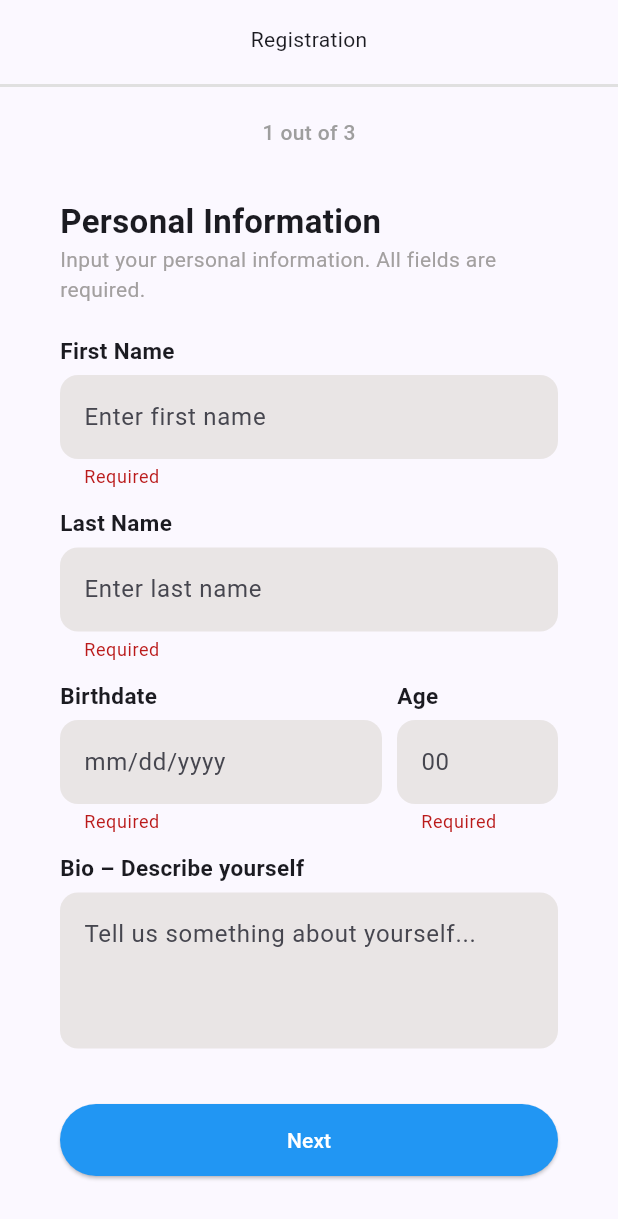
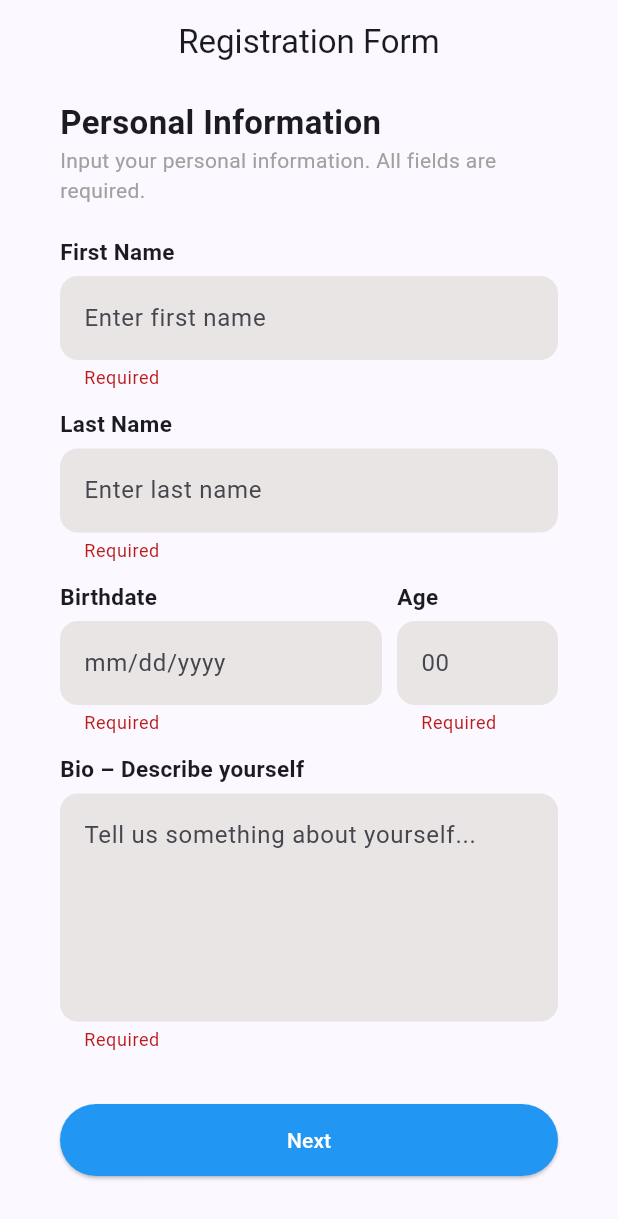
Before and after one commit to sundayknight98/registration_form, a Flutter app: the screen it shows after launch, after a tap on "Next", on a phone screen of 412 x 824 dp. Shown: the top 1219 px of the screen. Run offline on Flutter 3.47's test engine with Material 3 defaults, Android fonts, the phone set to English and light mode, and no system bars.

Commit message:
Add files via upload

```diff
--- a/lib/screens/personal_info_tab.dart
+++ b/lib/screens/personal_info_tab.dart
@@ -2,6 +2,7 @@
 import '../widgets/navigation_buttons.dart';
 import '../widgets/section_header.dart';
 import '../widgets/form_fields/labeled_input_field.dart';
+import 'package:flutter/services.dart';
 
 class PersonalInfoTab extends StatefulWidget {
   final GlobalKey<FormState> formKey;
@@ -33,12 +34,12 @@
     return Scaffold(
       body: SafeArea(
         child: SingleChildScrollView(
-          padding: const EdgeInsets.symmetric(horizontal: 40, vertical: 20),
+          padding: const EdgeInsets.symmetric(horizontal: 40, vertical: 10),
           child: Form(
             key: widget.formKey,
             child: Column(
               crossAxisAlignment: CrossAxisAlignment.start,
-              mainAxisSize: MainAxisSize.min, // prevent flex errors
+              mainAxisSize: MainAxisSize.min,
               children: [
                 const SectionHeader(
                   title: 'Personal Information',
@@ -129,6 +130,10 @@
                         controller: widget.ageController,
                         hint: '00',
                         inputType: TextInputType.number,
+                        inputFormatters: [
+                          LengthLimitingTextInputFormatter(2),
+                          FilteringTextInputFormatter.digitsOnly,
+                        ],
                       ),
                     ),
                   ],
@@ -138,7 +143,7 @@
                   label: 'Bio – Describe yourself',
                   controller: widget.bioController,
                   hint: 'Tell us something about yourself...',
-                  maxLines: 3,
+                  maxLines: 5,
                 ),
               ],
             ),
--- a/lib/screens/registration_form.dart
+++ b/lib/screens/registration_form.dart
@@ -11,133 +11,98 @@
 }
 
 class _RegistrationFormState extends State<RegistrationForm> {
-  int _currentStep = 0;
+  int _currentTabIndex = 0;
 
-  final _formKey1 = GlobalKey<FormState>();
-  final _formKey2 = GlobalKey<FormState>();
+  // Controllers
+  final _personalInfoFormKey = GlobalKey<FormState>();
+  final _credentialsFormKey = GlobalKey<FormState>();
 
-  final _firstNameController = TextEditingController();
-  final _lastNameController = TextEditingController();
-  final _birthdateController = TextEditingController();
-  final _ageController = TextEditingController();
-  final _bioController = TextEditingController();
-  final _emailController = TextEditingController();
-  final _passwordController = TextEditingController();
-  final _confirmPasswordController = TextEditingController();
+  final TextEditingController firstNameController = TextEditingController();
+  final TextEditingController lastNameController = TextEditingController();
+  final TextEditingController birthdateController = TextEditingController();
+  final TextEditingController ageController = TextEditingController();
+  final TextEditingController bioController = TextEditingController();
+  final TextEditingController emailController = TextEditingController();
+  final TextEditingController passwordController = TextEditingController();
+  final TextEditingController confirmPasswordController =
+      TextEditingController();
 
-  void _nextStep() {
-    if (_currentStep == 0 && !_formKey1.currentState!.validate()) return;
-    if (_currentStep == 1 && !_formKey2.currentState!.validate()) return;
-
-    if (_currentStep < 2) {
-      setState(() => _currentStep++);
+  void _goToNextTab() {
+    if (_currentTabIndex == 0 &&
+        _personalInfoFormKey.currentState!.validate()) {
+      setState(() => _currentTabIndex = 1);
+    } else if (_currentTabIndex == 1 &&
+        _credentialsFormKey.currentState!.validate()) {
+      setState(() => _currentTabIndex = 2);
     }
   }
 
-  void _backStep() {
-    if (_currentStep > 0) {
-      setState(() => _currentStep--);
+  void _goToPreviousTab() {
+    if (_currentTabIndex > 0) {
+      setState(() => _currentTabIndex--);
     }
-  }
-
-  void _submitForm() {
-    showDialog(
-      context: context,
-      builder: (_) => AlertDialog(
-        title: const Text('Registration Submitted'),
-        content: const Text(
-          'Your information has been submitted successfully.',
-        ),
-        actions: [
-          TextButton(
-            onPressed: () => Navigator.pop(context),
-            child: const Text('OK'),
-          ),
-        ],
-      ),
-    );
-  }
-
-  Widget _buildProgressIndicator() {
-    return Column(
-      children: [
-        const Text("Registration", style: TextStyle(fontSize: 14)),
-        const SizedBox(height: 20),
-        Container(
-          height: 2,
-          color: Colors.grey.shade300,
-          width: double.infinity,
-        ),
-        const SizedBox(height: 20),
-        Center(
-          child: Text(
-            "${_currentStep + 1} out of 3",
-            style: const TextStyle(
-              fontSize: 14,
-              fontWeight: FontWeight.w500,
-              color: Colors.grey,
-            ),
-          ),
-        ),
-        const SizedBox(height: 10),
-      ],
-    );
   }
 
   @override
   Widget build(BuildContext context) {
     Widget currentTab;
 
-    switch (_currentStep) {
+    switch (_currentTabIndex) {
       case 0:
         currentTab = PersonalInfoTab(
-          formKey: _formKey1,
-          firstNameController: _firstNameController,
-          lastNameController: _lastNameController,
-          birthdateController: _birthdateController,
-          ageController: _ageController,
-          bioController: _bioController,
-          onNext: _nextStep,
+          formKey: _personalInfoFormKey,
+          firstNameController: firstNameController,
+          lastNameController: lastNameController,
+          birthdateController: birthdateController,
+          ageController: ageController,
+          bioController: bioController,
+          onNext: _goToNextTab,
         );
         break;
+
       case 1:
         currentTab = CredentialsTab(
-          formKey: _formKey2,
-          emailController: _emailController,
-          passwordController: _passwordController,
-          confirmPasswordController: _confirmPasswordController,
-          onBack: _backStep,
-          onNext: _nextStep,
+          formKey: _credentialsFormKey,
+          emailController: emailController,
+          passwordController: passwordController,
+          confirmPasswordController: confirmPasswordController,
+          onNext: _goToNextTab,
+          onBack: _goToPreviousTab,
         );
         break;
+
       case 2:
         currentTab = ReviewTab(
-          firstName: _firstNameController.text,
-          lastName: _lastNameController.text,
-          birthdate: _birthdateController.text,
-          age: _ageController.text,
-          bio: _bioController.text,
-          email: _emailController.text,
-          password: _passwordController.text,
-          onBack: _backStep,
-          onSubmit: _submitForm,
+          firstName: firstNameController.text,
+          lastName: lastNameController.text,
+          birthdate: birthdateController.text,
+          age: ageController.text,
+          bio: bioController.text,
+          email: emailController.text,
+          onBack: _goToPreviousTab,
         );
         break;
+
       default:
-        currentTab = const SizedBox();
+        currentTab = const Center(child: Text("Unknown tab"));
     }
 
     return Scaffold(
-      body: SafeArea(
-        child: Column(
-          children: [
-            const SizedBox(height: 16),
-            _buildProgressIndicator(),
-            const SizedBox(height: 4),
-            Expanded(child: currentTab),
-          ],
-        ),
-      ),
+      appBar: AppBar(title: const Text('Registration Form'), centerTitle: true),
+      body: currentTab,
     );
   }
+
+  @override
+  void dispose() {
+    firstNameController.dispose();
+    lastNameController.dispose();
+    birthdateController.dispose();
+    ageController.dispose();
+    bioController.dispose();
+    emailController.dispose();
+    passwordController.dispose();
+    confirmPasswordController.dispose();
+    super.dispose();
+  }
 }
--- a/lib/widgets/form_fields/labeled_input_field.dart
+++ b/lib/widgets/form_fields/labeled_input_field.dart
@@ -1,19 +1,22 @@
 import 'package:flutter/material.dart';
+import 'package:flutter/services.dart'; // Required for input formatters
 
 class LabeledInputField extends StatelessWidget {
   final String label;
+  final String hint;
   final TextEditingController controller;
-  final String? hint;
   final int maxLines;
   final TextInputType inputType;
+  final List<TextInputFormatter>? inputFormatters; // <-- Added support
 
   const LabeledInputField({
     super.key,
     required this.label,
+    required this.hint,
     required this.controller,
-    this.hint,
     this.maxLines = 1,
     this.inputType = TextInputType.text,
+    this.inputFormatters,
   });
 
   @override
@@ -28,8 +31,9 @@
         const SizedBox(height: 6),
         TextFormField(
           controller: controller,
+          keyboardType: inputType,
           maxLines: maxLines,
-          keyboardType: inputType,
+          inputFormatters: inputFormatters, // <-- Applied here
           decoration: InputDecoration(
             hintText: hint,
             filled: true,
--- a/lib/widgets/navigation_buttons.dart
+++ b/lib/widgets/navigation_buttons.dart
@@ -4,12 +4,13 @@
   final VoidCallback? onBack;
   final VoidCallback onNext;
   final bool isFirstTab;
-
+  final String nextLabel;
   const NavigationButtons({
     super.key,
     this.onBack,
     required this.onNext,
     this.isFirstTab = false,
+    this.nextLabel = 'Next',
   });
 
   @override
@@ -19,6 +20,7 @@
       child: Row(
         mainAxisAlignment: MainAxisAlignment.spaceBetween,
         children: [
+          // Show "Back" button only if not first tab
           if (!isFirstTab)
             Expanded(
               child: ElevatedButton(
@@ -35,6 +37,8 @@
               ),
             ),
           if (!isFirstTab) const SizedBox(width: 10),
+
+          // "Next" or "Continue" button
           Expanded(
             child: ElevatedButton(
               onPressed: onNext,
@@ -46,7 +50,7 @@
                   borderRadius: BorderRadius.circular(30),
                 ),
               ),
-              child: const Text('Next'),
+              child: Text(nextLabel),
             ),
           ),
         ],
```
Also changed, not shown: lib/screens/credentials_tab.dart (+39 -1 lines), lib/screens/review_tab.dart (+18 -6 lines), lib/widgets/form_fields/confirm_password_input_field.dart (+16 -8 lines).
